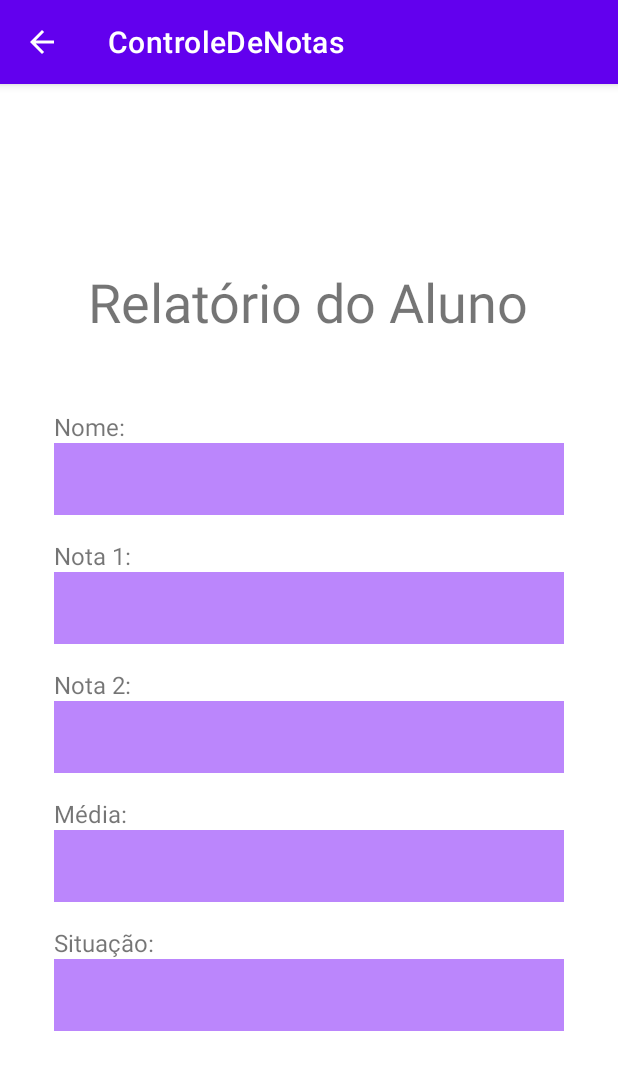
After one commit to Danilomunhe/ControleDeNotas, an Android app: the ResultadoActivity screen opened directly, with no data from a screen before it, on a phone screen of 412 x 824 dp. The commit adds this screen. Shown: the top 1070 px of the screen. Run offline under Robolectric (Android 15) with nearby library versions, the light colour scheme and no system bars.

Commit message:
Fazendo uma activity interagir com outra

```diff
--- a/app/src/main/AndroidManifest.xml
+++ b/app/src/main/AndroidManifest.xml
@@ -10,8 +10,14 @@
         android:supportsRtl="true"
         android:theme="@style/Theme.ControleDeNotas">
         <activity
+            android:name=".ResultadoActivity"
+            android:exported="false"
+            android:parentActivityName=".MainActivity"
+            />
+        <activity
             android:name=".MainActivity"
-            android:exported="true">
+            android:exported="true"
+            android:launchMode="singleTop">
             <intent-filter>
                 <action android:name="android.intent.action.MAIN" />
 
--- a/app/src/main/java/com/senai/controledenotas/MainActivity.kt
+++ b/app/src/main/java/com/senai/controledenotas/MainActivity.kt
@@ -1,5 +1,6 @@
 package com.senai.controledenotas
 
+import android.content.Intent
 import android.graphics.Color
 import androidx.appcompat.app.AppCompatActivity
 import android.os.Bundle
@@ -33,7 +34,17 @@
 
                 val media = calcularMedia(nota1, nota2)
 
-                resultadoTextView.text = situacaoAluno(media)
+//                resultadoTextView.text = situacaoAluno(media)
+
+                val intent = Intent(this, ResultadoActivity::class.java)
+                intent.putExtra("nome", nomeEditText.text.toString())
+                intent.putExtra("nota1", nota1.toString())
+                intent.putExtra("nota2", nota2.toString())
+                intent.putExtra("media", media.toString())
+                intent.putExtra("situacao", situacaoAluno(media))
+                startActivity(intent)
+
+
             }
 
         }
--- /dev/null
+++ b/app/src/main/java/com/senai/controledenotas/ResultadoActivity.kt
@@ -0,0 +1,31 @@
+package com.senai.controledenotas
+
+import android.content.Intent
+import androidx.appcompat.app.AppCompatActivity
+import android.os.Bundle
+import android.widget.TextView
+
+class ResultadoActivity : AppCompatActivity() {
+    override fun onCreate(savedInstanceState: Bundle?) {
+        super.onCreate(savedInstanceState)
+        setContentView(R.layout.activity_resultado)
+
+        val nomeTextView = findViewById<TextView>(R.id.nome)
+        val nota1TextView  = findViewById<TextView>(R.id.nota1)
+        val nota2TextView  = findViewById<TextView>(R.id.nota2)
+        val mediaTextView  = findViewById<TextView>(R.id.media)
+        val situacaoTextView  = findViewById<TextView>(R.id.situacao)
+
+        val intent:Intent = getIntent()
+        val actionBar = supportActionBar
+
+        actionBar!!.setDefaultDisplayHomeAsUpEnabled(true)
+
+        nomeTextView.text = intent.getStringExtra("nome")
+        nota1TextView.text = intent.getStringExtra("nota1")
+        nota2TextView.text = intent.getStringExtra("nota2")
+        mediaTextView.text = intent.getStringExtra("media")
+        situacaoTextView.text = intent.getStringExtra("situacao")
+
+    }
+}
--- a/app/src/main/res/layout/activity_main.xml
+++ b/app/src/main/res/layout/activity_main.xml
@@ -78,7 +78,6 @@
         android:id="@+id/resultado"
         android:layout_width="wrap_content"
         android:layout_height="wrap_content"
-        android:text="Para ser aprovado sua média deve ser maior que 5"
         android:textSize="24sp"
         android:textColor="@color/purple_500"
         />
--- /dev/null
+++ b/app/src/main/res/layout/activity_resultado.xml
@@ -0,0 +1,72 @@
+<?xml version="1.0" encoding="utf-8"?>
+<LinearLayout
+    xmlns:android="http://schemas.android.com/apk/res/android"
+    xmlns:app="http://schemas.android.com/apk/res-auto"
+    xmlns:tools="http://schemas.android.com/tools"
+    android:layout_width="match_parent"
+    android:layout_height="match_parent"
+    tools:context=".ResultadoActivity"
+    android:orientation="vertical"
+    android:gravity="center">
+
+    <TextView
+        android:layout_width="wrap_content"
+        android:layout_height="wrap_content"
+        android:text="Relatório do Aluno"
+        android:textSize="36sp"
+        android:layout_marginBottom="48dp"/>
+
+    <LinearLayout
+        android:layout_width="match_parent"
+        android:layout_height="wrap_content"
+        android:orientation="vertical"
+        android:paddingHorizontal="36dp"
+        >
+
+        <TextView
+            android:text="Nome:"
+            style="@style/label" />
+
+        <TextView
+            android:id="@+id/nome"
+            style="@style/campos" />
+
+        <TextView
+            android:text="Nota 1:"
+            style="@style/label"/>
+
+        <TextView
+            android:id="@+id/nota1"
+            style="@style/campos"/>
+
+
+        <TextView
+            android:text="Nota 2:"
+            style="@style/label"/>
+
+        <TextView
+            android:id="@+id/nota2"
+            style="@style/campos"/>
+
+
+        <TextView
+            android:text="Média:"
+            style="@style/label"/>
+
+        <TextView
+            android:id="@+id/media"
+            style="@style/campos"/>
+
+
+        <TextView
+            android:text="Situação:"
+            style="@style/label"/>
+
+        <TextView
+            android:id="@+id/situacao"
+            style="@style/campos"/>
+
+    </LinearLayout>
+
+
+</LinearLayout>
--- /dev/null
+++ b/app/src/main/res/values/styles.xml
@@ -0,0 +1,18 @@
+<?xml version="1.0" encoding="utf-8"?>
+<resources>
+
+    <style name="label">
+        <item name="android:layout_width">wrap_content</item>
+        <item name="android:layout_height">wrap_content</item>
+        <item name="android:textSize">16sp</item>
+    </style>
+
+    <style name="campos">
+        <item name="android:layout_width">match_parent</item>
+        <item name="android:layout_height">48dp</item>
+        <item name="android:textSize">24sp</item>
+        <item name="android:background">@color/purple_200</item>
+        <item name="android:textColor">@color/black</item>
+        <item name="android:layout_marginBottom">16dp</item>
+    </style>
+</resources>
```
